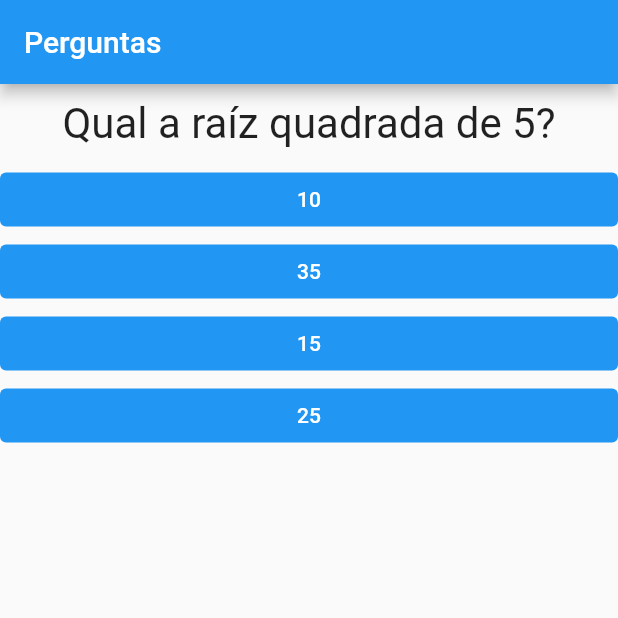
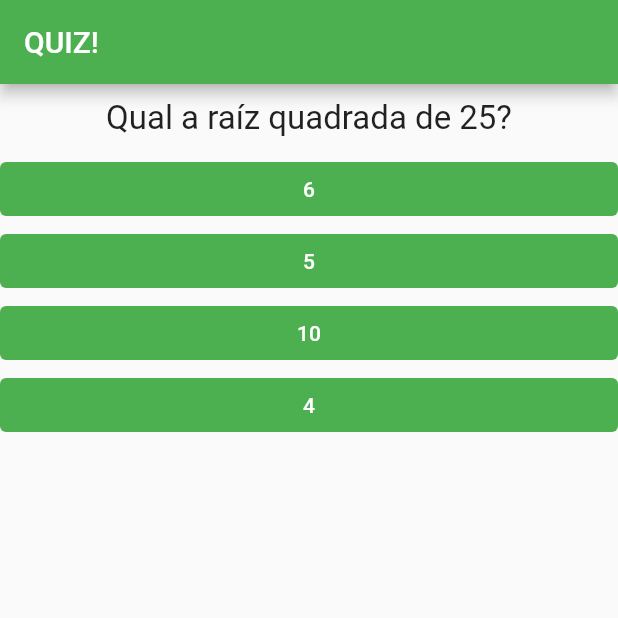
Before and after one commit to alisson-araujo/projeto_perguntas, a Flutter app: the screen it shows after launch, on a phone screen of 412 x 824 dp, the top half of it. Run offline on Flutter 3.47's test engine with Material 2 defaults, Android fonts, the phone set to English and light mode, and no system bars.

Commit message:
ajustes finais e finalização do projeto.

```diff
--- a/lib/main.dart
+++ b/lib/main.dart
@@ -10,21 +10,39 @@ class _PerguntaAppState extends State<PerguntaApp> {
   var _pontuacaoTotal = 0;
   final _perguntas = const [
       {
-        'texto': 'Qual a raíz quadrada de 5?',
+        'texto': 'Qual a raíz quadrada de 25?',
         'respostas': [
+          {'texto': '6', 'nota': 0},
+          {'texto': '5', 'nota': 10},
           {'texto': '10', 'nota': 0},
-          {'texto': '35', 'nota': 0},
-          {'texto': '15', 'nota': 0},
-          {'texto': '25', 'nota': 10}
+          {'texto': '4', 'nota': 0}
         ],
       },
       {
-        'texto': 'Qual a raíz quadrada de 9?',
+        'texto': 'Qual o dobro de 865?',
         'respostas': [
-          {'texto': '27', 'nota': 0},
-          {'texto': '18', 'nota': 0},
-          {'texto': '81', 'nota': 10},
-          {'texto': '48', 'nota': 0}
+          {'texto': '1670', 'nota': 0},
+          {'texto': '1730', 'nota': 10},
+          {'texto': '1710', 'nota': 0},
+          {'texto': '1690', 'nota': 0}
+        ],
+      },
+      {
+        'texto': 'Qual a raíz quadrada de 81?',
+        'respostas': [
+          {'texto': '7', 'nota': 0},
+          {'texto': '8', 'nota': 0},
+          {'texto': '9', 'nota': 10},
+          {'texto': '11', 'nota': 0}
+        ],
+      },
+      {
+        'texto': 'Quantos zeros tem 1 bilhão?',
+        'respostas': [
+          {'texto': '10', 'nota': 0},
+          {'texto': '8', 'nota': 0},
+          {'texto': '11', 'nota': 0},
+          {'texto': '9', 'nota': 10}
         ],
       }
     ];
@@ -37,7 +55,6 @@ class _PerguntaAppState extends State<PerguntaApp> {
         _pontuacaoTotal += pontuacao;
       });
     }
-    print(_pontuacaoTotal);
   }
 
   void _reiniciarQuestionario(){
@@ -55,12 +72,11 @@ class _PerguntaAppState extends State<PerguntaApp> {
   @override
   Widget build(BuildContext context) {
 
-
-
     return MaterialApp(
       home: Scaffold(
         appBar: AppBar(
-          title: const Text('Perguntas'),
+          title: const Text('QUIZ!'),
+          backgroundColor: Colors.green,
         ),
         body: temPerguntaSelecionada
           ? Questionario(perguntas: _perguntas,
--- a/lib/questao.dart
+++ b/lib/questao.dart
@@ -14,7 +14,7 @@ class Questao extends StatelessWidget {
       margin: EdgeInsets.all(10),
       child: Text(
         texto,
-        style: TextStyle(fontSize: 28),
+        style: TextStyle(fontSize: 22),
         textAlign: TextAlign.center,
       ),
     );
--- a/lib/respostas.dart
+++ b/lib/respostas.dart
@@ -14,7 +14,7 @@ class Resposta extends StatelessWidget {
       width: double.infinity,
       child: TextButton(
                 style: TextButton.styleFrom(
-                  backgroundColor: Colors.blue,
+                  backgroundColor: Colors.green,
                 ),
                 child: Text(
                   texto,
```
Also changed, not shown: lib/resultado.dart (+14 -8 lines).
